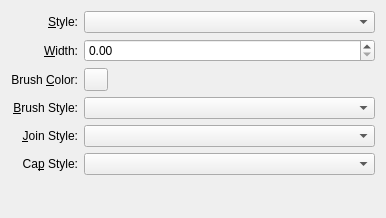
Before: the Qt Designer form src/libkstapp/stroketab.ui in Kst-plot/kst, drawn with Qt 5.
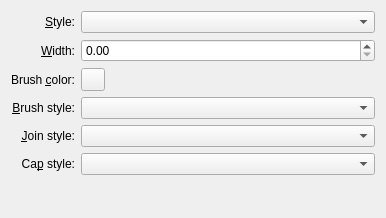
After: the same form once the commit is applied. Custom widgets are drawn as their Qt base class.

```diff
--- a/src/libkstapp/stroketab.ui
+++ b/src/libkstapp/stroketab.ui
@@ -56,7 +56,7 @@
    <item row="2" column="0">
     <widget class="QLabel" name="label_3">
      <property name="text">
-      <string>Brush &amp;Color:</string>
+      <string>Brush &amp;color:</string>
      </property>
      <property name="alignment">
       <set>Qt::AlignRight|Qt::AlignTrailing|Qt::AlignVCenter</set>
@@ -72,7 +72,7 @@
    <item row="3" column="0">
     <widget class="QLabel" name="label_4">
      <property name="text">
-      <string>&amp;Brush Style:</string>
+      <string>&amp;Brush style:</string>
      </property>
      <property name="alignment">
       <set>Qt::AlignRight|Qt::AlignTrailing|Qt::AlignVCenter</set>
@@ -88,7 +88,7 @@
    <item row="4" column="0">
     <widget class="QLabel" name="label_5">
      <property name="text">
-      <string>&amp;Join Style:</string>
+      <string>&amp;Join style:</string>
      </property>
      <property name="alignment">
       <set>Qt::AlignRight|Qt::AlignTrailing|Qt::AlignVCenter</set>
@@ -104,7 +104,7 @@
    <item row="5" column="0">
     <widget class="QLabel" name="label_6">
      <property name="text">
-      <string>Ca&amp;p Style:</string>
+      <string>Ca&amp;p style:</string>
      </property>
      <property name="alignment">
       <set>Qt::AlignRight|Qt::AlignTrailing|Qt::AlignVCenter</set>
```
